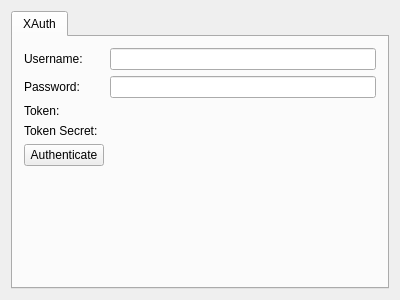
Qt form exampletest/mainwindow.ui (minimoog/QTweetLib) before a commit.
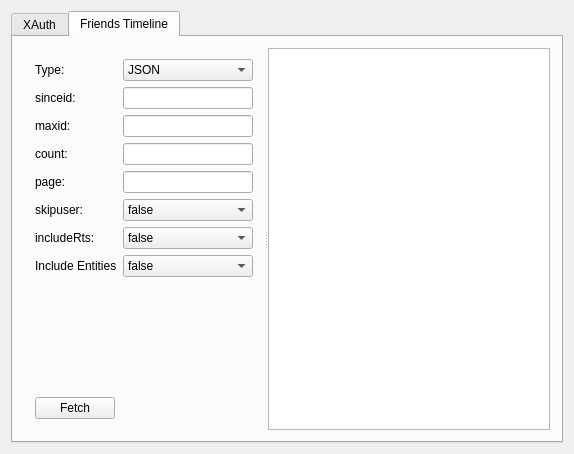
The same form after that commit.

Commit message: Added fetching friends timeline in testexample.

Diff of the .ui file:
```diff
--- a/exampletest/mainwindow.ui
+++ b/exampletest/mainwindow.ui
@@ -6,8 +6,8 @@
    <rect>
     <x>0</x>
     <y>0</y>
-    <width>400</width>
-    <height>300</height>
+    <width>574</width>
+    <height>454</height>
    </rect>
   </property>
   <property name="windowTitle">
@@ -15,10 +15,10 @@
   </property>
   <widget class="QWidget" name="centralWidget">
    <layout class="QGridLayout" name="gridLayout">
-    <item row="1" column="0">
+    <item row="0" column="0">
      <widget class="QTabWidget" name="tabWidget">
       <property name="currentIndex">
-       <number>0</number>
+       <number>1</number>
       </property>
       <widget class="QWidget" name="tab">
        <attribute name="title">
@@ -87,7 +87,7 @@
           </property>
           <property name="sizeHint" stdset="0">
            <size>
-            <width>274</width>
+            <width>448</width>
             <height>20</height>
            </size>
           </property>
@@ -95,6 +95,199 @@
         </item>
        </layout>
       </widget>
+      <widget class="QWidget" name="tab_2">
+       <attribute name="title">
+        <string>Friends Timeline</string>
+       </attribute>
+       <layout class="QGridLayout" name="gridLayout_3">
+        <item row="0" column="0">
+         <widget class="QSplitter" name="splitter">
+          <property name="orientation">
+           <enum>Qt::Horizontal</enum>
+          </property>
+          <widget class="QWidget" name="">
+           <layout class="QGridLayout" name="gridLayout_2">
+            <item row="0" column="0" colspan="2">
+             <layout class="QFormLayout" name="formLayout_2">
+              <item row="0" column="0">
+               <widget class="QLabel" name="label_5">
+                <property name="text">
+                 <string>Type:</string>
+                </property>
+               </widget>
+              </item>
+              <item row="0" column="1">
+               <widget class="QComboBox" name="typeFTComboBox">
+                <item>
+                 <property name="text">
+                  <string>JSON</string>
+                 </property>
+                </item>
+                <item>
+                 <property name="text">
+                  <string>XML</string>
+                 </property>
+                </item>
+               </widget>
+              </item>
+              <item row="1" column="0">
+               <widget class="QLabel" name="label_6">
+                <property name="text">
+                 <string>sinceid:</string>
+                </property>
+               </widget>
+              </item>
+              <item row="1" column="1">
+               <widget class="QLineEdit" name="sinceidFTLineEdit"/>
+              </item>
+              <item row="2" column="0">
+               <widget class="QLabel" name="label_7">
+                <property name="text">
+                 <string>maxid:</string>
+                </property>
+               </widget>
+              </item>
+              <item row="2" column="1">
+               <widget class="QLineEdit" name="maxidFTLineEdit"/>
+              </item>
+              <item row="3" column="0">
+               <widget class="QLabel" name="label_8">
+                <property name="text">
+                 <string>count:</string>
+                </property>
+               </widget>
+              </item>
+              <item row="3" column="1">
+               <widget class="QLineEdit" name="countFTLineEdit"/>
+              </item>
+              <item row="4" column="0">
+               <widget class="QLabel" name="label_9">
+                <property name="text">
+                 <string>page:</string>
+                </property>
+               </widget>
+              </item>
+              <item row="4" column="1">
+               <widget class="QLineEdit" name="pageFTLineEdit"/>
+              </item>
+              <item row="5" column="0">
+               <widget class="QLabel" name="label_10">
+                <property name="text">
+                 <string>skipuser:</string>
+                </property>
+               </widget>
+              </item>
+              <item row="5" column="1">
+               <widget class="QComboBox" name="skipUserFTComboBox">
+                <item>
+                 <property name="text">
+                  <string>false</string>
+                 </property>
+                </item>
+                <item>
+                 <property name="text">
+                  <string>true</string>
+                 </property>
+                </item>
+               </widget>
+              </item>
+              <item row="6" column="0">
+               <widget class="QLabel" name="label_11">
+                <property name="text">
+                 <string>includeRts:</string>
+                </property>
+               </widget>
+              </item>
+              <item row="6" column="1">
+               <widget class="QComboBox" name="includeRtsFTComboBox">
+                <item>
+                 <property name="text">
+                  <string>false</string>
+                 </property>
+                </item>
+                <item>
+                 <property name="text">
+                  <string>true</string>
+                 </property>
+                </item>
+               </widget>
+              </item>
+              <item row="7" column="0">
+               <widget class="QLabel" name="label_12">
+                <property name="text">
+                 <string>Include Entities</string>
+                </property>
+               </widget>
+              </item>
+              <item row="7" column="1">
+               <widget class="QComboBox" name="includeEntitiesFTComboBox">
+                <item>
+                 <property name="text">
+                  <string>false</string>
+                 </property>
+                </item>
+                <item>
+                 <property name="text">
+                  <string>true</string>
+                 </property>
+                </item>
+               </widget>
+              </item>
+             </layout>
+            </item>
+            <item row="1" column="1">
+             <spacer name="verticalSpacer">
+              <property name="orientation">
+               <enum>Qt::Vertical</enum>
+              </property>
+              <property name="sizeHint" stdset="0">
+               <size>
+                <width>20</width>
+                <height>118</height>
+               </size>
+              </property>
+             </spacer>
+            </item>
+            <item row="2" column="0">
+             <widget class="QPushButton" name="fetchFTPushButton">
+              <property name="text">
+               <string>Fetch</string>
+              </property>
+             </widget>
+            </item>
+            <item row="2" column="1">
+             <spacer name="horizontalSpacer_2">
+              <property name="orientation">
+               <enum>Qt::Horizontal</enum>
+              </property>
+              <property name="sizeHint" stdset="0">
+               <size>
+                <width>108</width>
+                <height>20</height>
+               </size>
+              </property>
+             </spacer>
+            </item>
+           </layout>
+          </widget>
+          <widget class="QTextBrowser" name="responseFTTextBrowser">
+           <property name="lineWrapMode">
+            <enum>QTextEdit::WidgetWidth</enum>
+           </property>
+           <property name="acceptRichText">
+            <bool>false</bool>
+           </property>
+           <property name="textInteractionFlags">
+            <set>Qt::TextSelectableByMouse</set>
+           </property>
+           <property name="openLinks">
+            <bool>false</bool>
+           </property>
+          </widget>
+         </widget>
+        </item>
+       </layout>
+      </widget>
      </widget>
     </item>
    </layout>
```
The commit also changes 2 other files.
